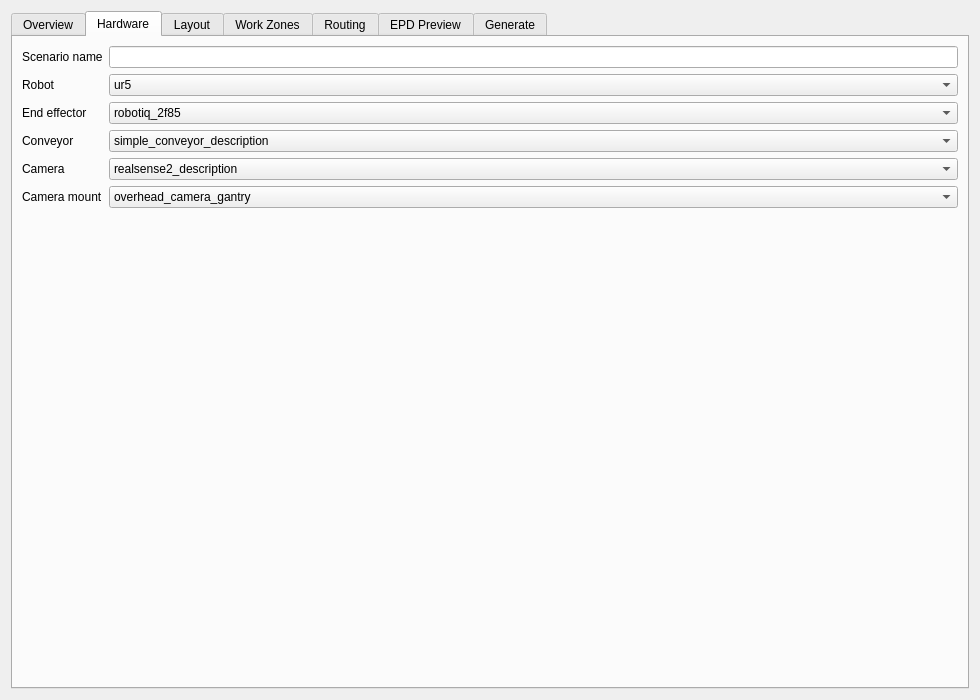
Qt form workcell_builder/workcell_builder/gui/conveyor_sorting_scenario_wizard.ui (Mukaram01/Easy_Manipulator_Improved) before a commit.
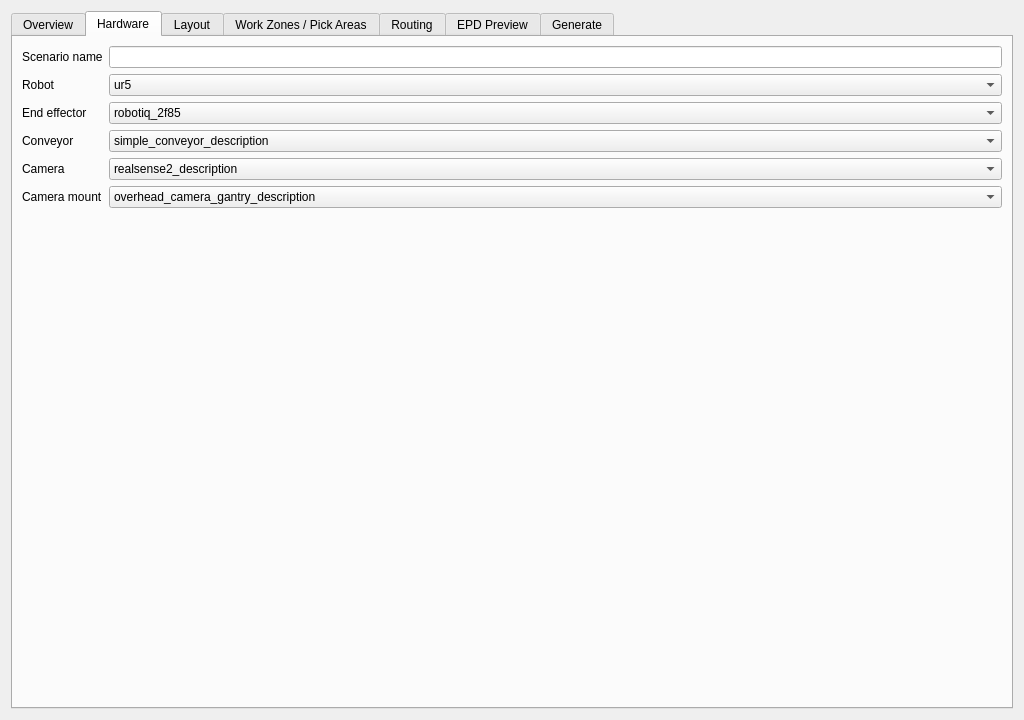
The same form after that commit. The open tabs and pages were chosen to show the change.

Commit message: Fix conveyor sorting wizard UI usability and scene completeness

```diff
--- a/workcell_builder/workcell_builder/gui/conveyor_sorting_scenario_wizard.ui
+++ b/workcell_builder/workcell_builder/gui/conveyor_sorting_scenario_wizard.ui
@@ -2,7 +2,7 @@
 <ui version="4.0">
  <class>ConveyorSortingScenarioWizard</class>
  <widget class="QDialog" name="ConveyorSortingScenarioWizard">
-  <property name="geometry"><rect><x>0</x><y>0</y><width>980</width><height>700</height></rect></property>
+  <property name="geometry"><rect><x>0</x><y>0</y><width>1024</width><height>720</height></rect></property>
   <layout class="QVBoxLayout" name="verticalLayout">
    <item>
     <widget class="QTabWidget" name="wizardTabs">
@@ -27,7 +27,7 @@
        <item row="4" column="0"><widget class="QLabel" name="l5"><property name="text"><string>Camera</string></property></widget></item>
        <item row="4" column="1"><widget class="QComboBox" name="cameraCombo"><item><property name="text"><string>realsense2_description</string></property></item></widget></item>
        <item row="5" column="0"><widget class="QLabel" name="l6"><property name="text"><string>Camera mount</string></property></widget></item>
-       <item row="5" column="1"><widget class="QComboBox" name="cameraMountCombo"><item><property name="text"><string>overhead_camera_gantry</string></property></item></widget></item>
+       <item row="5" column="1"><widget class="QComboBox" name="cameraMountCombo"><item><property name="text"><string>overhead_camera_gantry_description</string></property></item></widget></item>
       </layout>
      </widget>
      <widget class="QWidget" name="layoutTab">
@@ -49,8 +49,8 @@
       </layout>
      </widget>
      <widget class="QWidget" name="workZonesTab">
-      <attribute name="title"><string>Work Zones</string></attribute>
-      <layout class="QVBoxLayout" name="v3"><item><widget class="QTableWidget" name="zoneTable"><column/><column/><column/><column/><column/></widget></item></layout>
+      <attribute name="title"><string>Work Zones / Pick Areas</string></attribute>
+      <layout class="QVBoxLayout" name="v3"><item><widget class="QLabel" name="zonesHelp"><property name="text"><string>Detection zone: where camera sees object. Pick zone: where robot picks. Place zones: bin destinations. Conveyor flow links detection to pick.</string></property><property name="wordWrap"><bool>true</bool></property></widget></item><item><widget class="QTableWidget" name="zoneTable"><column/><column/><column/><column/><column/></widget></item><item><layout class="QHBoxLayout" name="zoneButtons"><item><widget class="QPushButton" name="addZoneButton"><property name="text"><string>Add Zone</string></property></widget></item><item><widget class="QPushButton" name="removeZoneButton"><property name="text"><string>Remove Selected Zone</string></property></widget></item><item><widget class="QPushButton" name="resetZonesButton"><property name="text"><string>Reset Default Zones</string></property></widget></item><item><widget class="QPushButton" name="validateZonesButton"><property name="text"><string>Validate Zones</string></property></widget></item></layout></item></layout>
      </widget>
      <widget class="QWidget" name="routingTab">
       <attribute name="title"><string>Routing</string></attribute>
```
Left out of the diff: 10 changed lines with no effect on the pictures. The commit also changes 8 other files.
